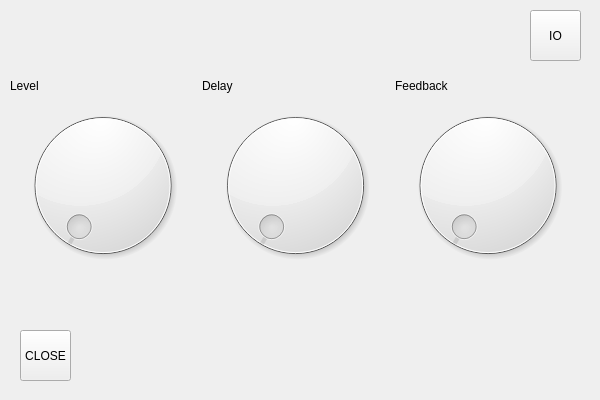
First picture: the form in CrimsonGUI/dialogdelay1.ui, repository eduardosacco/crimsonfx, before the edit.
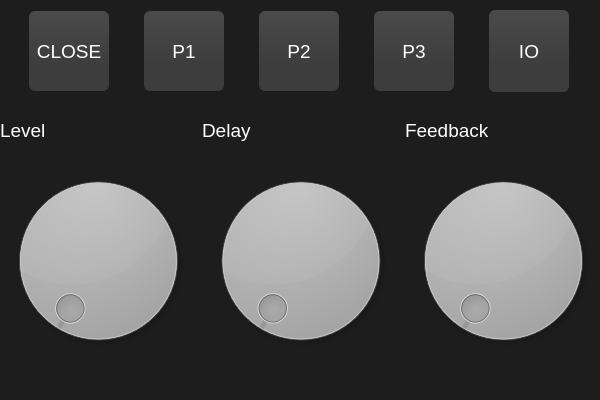
Second picture: the form after the edit.

```diff
--- a/CrimsonGUI/dialogdelay1.ui
+++ b/CrimsonGUI/dialogdelay1.ui
@@ -13,29 +13,42 @@
   <property name="windowTitle">
    <string>Dialog</string>
   </property>
-  <widget class="QToolButton" name="toolButton_2">
-   <property name="geometry">
-    <rect>
-     <x>530</x>
-     <y>10</y>
-     <width>51</width>
-     <height>51</height>
-    </rect>
-   </property>
-   <property name="text">
-    <string>IO</string>
-   </property>
-   <property name="checkable">
-    <bool>true</bool>
-   </property>
-  </widget>
+  <property name="styleSheet">
+   <string notr="true">QDialog{
+background-color:#1d1d1d;
+}
+QDial{
+background-color: #4a4a4a;
+}
+QPushButton {
+font:14pt;
+font-family:Segoe UI;
+color:#fff;
+border: 0px;
+border-radius: 6px;      
+background-color: qlineargradient(x1: 0, y1: 0, x2: 0, y2: 0.67,  stop: 0 #4a4a4a, stop: 1 #3d3d3d);
+}
+ QPushButton:pressed {
+font:14pt;
+font-family:Segoe UI;
+color:#fff;
+border: 0px;
+background-color: qlineargradient(x1: 0, y1: 0, x2: 0, y2: 0.67, stop: 0 #3d3d3d, stop: 1 #303030);
+}
+QLabel{
+font:14pt;
+font-family:Segoe UI;
+color:#fff;
+qproperty-alignment:AlignCenter;
+}</string>
+  </property>
   <widget class="QWidget" name="horizontalLayoutWidget">
    <property name="geometry">
     <rect>
-     <x>10</x>
-     <y>70</y>
-     <width>571</width>
-     <height>31</height>
+     <x>0</x>
+     <y>100</y>
+     <width>601</width>
+     <height>61</height>
     </rect>
    </property>
    <layout class="QHBoxLayout" name="horizontalLayout">
@@ -62,26 +75,13 @@
     </item>
    </layout>
   </widget>
-  <widget class="QToolButton" name="tBtnClose">
-   <property name="geometry">
-    <rect>
-     <x>20</x>
-     <y>330</y>
-     <width>51</width>
-     <height>51</height>
-    </rect>
-   </property>
-   <property name="text">
-    <string>CLOSE</string>
-   </property>
-  </widget>
   <widget class="QWidget" name="gridLayoutWidget">
    <property name="geometry">
     <rect>
-     <x>10</x>
-     <y>100</y>
-     <width>571</width>
-     <height>171</height>
+     <x>0</x>
+     <y>160</y>
+     <width>601</width>
+     <height>201</height>
     </rect>
    </property>
    <layout class="QGridLayout" name="gridLayout">
@@ -96,6 +96,113 @@
     </item>
    </layout>
   </widget>
+  <widget class="QWidget" name="horizontalLayoutWidget_2">
+   <property name="geometry">
+    <rect>
+     <x>0</x>
+     <y>10</y>
+     <width>601</width>
+     <height>82</height>
+    </rect>
+   </property>
+   <layout class="QHBoxLayout" name="horizontalLayout_2">
+    <item>
+     <widget class="QPushButton" name="btnClose">
+      <property name="sizePolicy">
+       <sizepolicy hsizetype="Fixed" vsizetype="Fixed">
+        <horstretch>0</horstretch>
+        <verstretch>0</verstretch>
+       </sizepolicy>
+      </property>
+      <property name="minimumSize">
+       <size>
+        <width>80</width>
+        <height>80</height>
+       </size>
+      </property>
+      <property name="text">
+       <string>CLOSE</string>
+      </property>
+     </widget>
+    </item>
+    <item>
+     <widget class="QPushButton" name="btnPreset1">
+      <property name="sizePolicy">
+       <sizepolicy hsizetype="Fixed" vsizetype="Fixed">
+        <horstretch>0</horstretch>
+        <verstretch>0</verstretch>
+       </sizepolicy>
+      </property>
+      <property name="minimumSize">
+       <size>
+        <width>80</width>
+        <height>80</height>
+       </size>
+      </property>
+      <property name="text">
+       <string>P1</string>
+      </property>
+     </widget>
+    </item>
+    <item>
+     <widget class="QPushButton" name="btnPreset2">
+      <property name="sizePolicy">
+       <sizepolicy hsizetype="Fixed" vsizetype="Fixed">
+        <horstretch>0</horstretch>
+        <verstretch>0</verstretch>
+       </sizepolicy>
+      </property>
+      <property name="minimumSize">
+       <size>
+        <width>80</width>
+        <height>80</height>
+       </size>
+      </property>
+      <property name="text">
+       <string>P2</string>
+      </property>
+     </widget>
+    </item>
+    <item>
+     <widget class="QPushButton" name="btnPreset3">
+      <property name="sizePolicy">
+       <sizepolicy hsizetype="Fixed" vsizetype="Fixed">
+        <horstretch>0</horstretch>
+        <verstretch>0</verstretch>
+       </sizepolicy>
+      </property>
+      <property name="minimumSize">
+       <size>
+        <width>80</width>
+        <height>80</height>
+       </size>
+      </property>
+      <property name="text">
+       <string>P3</string>
+      </property>
+     </widget>
+    </item>
+    <item>
+     <widget class="QPushButton" name="btnOnOff">
+      <property name="sizePolicy">
+       <sizepolicy hsizetype="Maximum" vsizetype="Expanding">
+        <horstretch>0</horstretch>
+        <verstretch>0</verstretch>
+       </sizepolicy>
+      </property>
+      <property name="minimumSize">
+       <size>
+        <width>80</width>
+        <height>0</height>
+       </size>
+      </property>
+      <property name="text">
+       <string>IO</string>
+      </property>
+     </widget>
+    </item>
+   </layout>
+  </widget>
  </widget>
  <resources/>
  <connections/>
```
